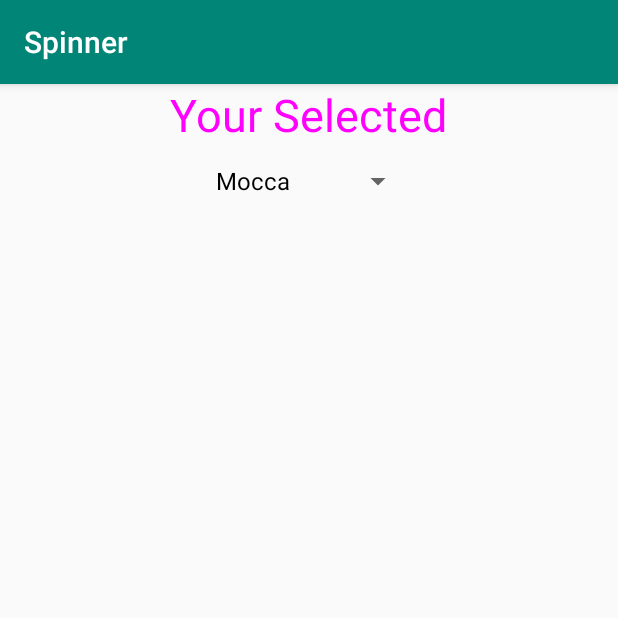
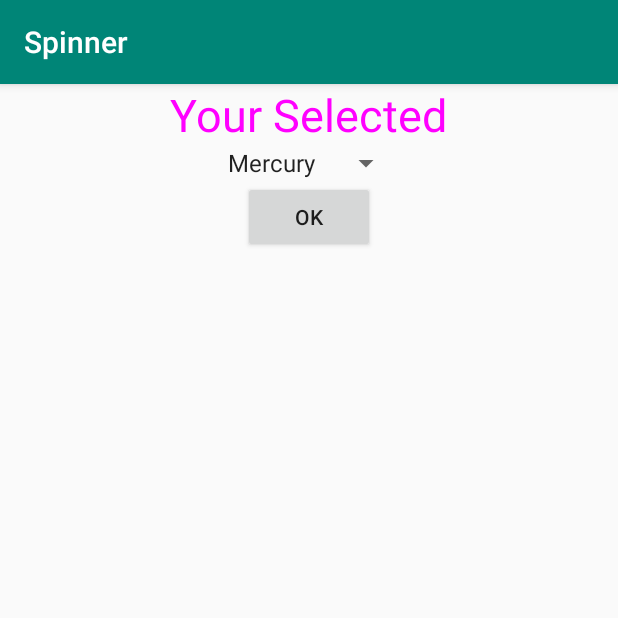
Before and after one commit to Pidsamhai/android_studio_class_exam, an Android app: the screen it shows after launch (MainActivity), on a phone screen of 412 x 824 dp, the top half of it. Run offline under Robolectric (Android 15) with nearby library versions, the phone set to English and light mode, and no system bars.

Commit message:
Add bind String Array

```diff
--- a/SpinnerExam/app/src/main/java/com/example/spinner/MainActivity.java
+++ b/SpinnerExam/app/src/main/java/com/example/spinner/MainActivity.java
@@ -5,12 +5,8 @@ import androidx.appcompat.app.AppCompatActivity;
 import android.os.Bundle;
 import android.view.View;
 import android.widget.AdapterView;
-import android.widget.ArrayAdapter;
 import android.widget.Spinner;
 import android.widget.Toast;
-
-import java.util.ArrayList;
-import java.util.List;
 
 public class MainActivity extends AppCompatActivity {
 
@@ -18,21 +14,13 @@ public class MainActivity extends AppCompatActivity {
     protected void onCreate(Bundle savedInstanceState) {
         super.onCreate(savedInstanceState);
         setContentView(R.layout.activity_main);
-        List<String> arrList = new ArrayList<String>();
-        arrList.add("Mocca");
-        arrList.add("Late");
-        arrList.add("Arabica");
-        arrList.add("Esspresso");
-        arrList.add("Capuchino");
-        final ArrayAdapter<String> arrAd = new ArrayAdapter<String>(MainActivity.this,R.layout.support_simple_spinner_dropdown_item,arrList);
-        Spinner spinner =  findViewById(R.id.spinner1);
 
-        spinner.setAdapter(arrAd);
+        final Spinner spinner = findViewById(R.id.spinner1);
 
         spinner.setOnItemSelectedListener(new AdapterView.OnItemSelectedListener() {
             @Override
             public void onItemSelected(AdapterView<?> adapterView, View view, int i, long l) {
-                Toast.makeText(MainActivity.this,"Your Selected : "+arrAd.getItem(i),Toast.LENGTH_SHORT).show();
+                Toast.makeText(MainActivity.this,"Your Selected : "+spinner.getSelectedItem(),Toast.LENGTH_SHORT).show();
             }
 
             @Override
--- a/SpinnerExam/app/src/main/res/layout/activity_main.xml
+++ b/SpinnerExam/app/src/main/res/layout/activity_main.xml
@@ -1,5 +1,5 @@
 <?xml version="1.0" encoding="utf-8"?>
-<LinearLayout xmlns:android="http://schemas.android.com/apk/res/android"
+<RelativeLayout xmlns:android="http://schemas.android.com/apk/res/android"
     xmlns:tools="http://schemas.android.com/tools"
     android:layout_width="match_parent"
     android:layout_height="match_parent"
@@ -8,19 +8,26 @@
     tools:context=".MainActivity">
 
 
-
-
     <TextView
+        android:layout_centerHorizontal="true"
+        android:id="@+id/txt1"
         android:textColor="#ff00ff"
         android:textSize="30dp"
         android:layout_width="wrap_content"
         android:layout_height="wrap_content"
         android:text="Your Selected" />
     <Spinner
+        android:entries="@array/planets_array"
+        android:layout_centerHorizontal="true"
+        android:layout_below="@+id/txt1"
         android:id="@+id/spinner1"
         android:layout_width="wrap_content"
         android:layout_height="wrap_content"
-        tools:ignore="MissingConstraints">
-
-    </Spinner>
-</LinearLayout>
+        tools:ignore="MissingConstraints"/>
+    <Button
+        android:layout_centerHorizontal="true"
+        android:layout_below="@+id/spinner1"
+        android:text="Ok"
+        android:layout_width="wrap_content"
+        android:layout_height="wrap_content" />
+</RelativeLayout>
--- a/SpinnerExam/app/src/main/res/values/strings.xml
+++ b/SpinnerExam/app/src/main/res/values/strings.xml
@@ -1,3 +1,13 @@
 <resources>
     <string name="app_name">Spinner</string>
+    <string-array name="planets_array">
+        <item>Mercury</item>
+        <item>Venus</item>
+        <item>Earth</item>
+        <item>Mars</item>
+        <item>Jupiter</item>
+        <item>Saturn</item>
+        <item>Uranus</item>
+        <item>Neptune</item>
+    </string-array>
 </resources>
```
